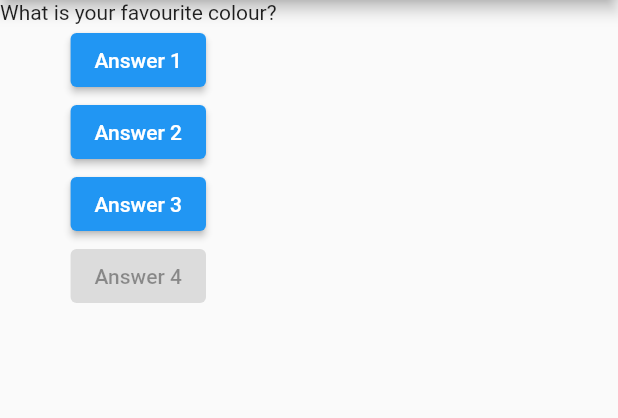
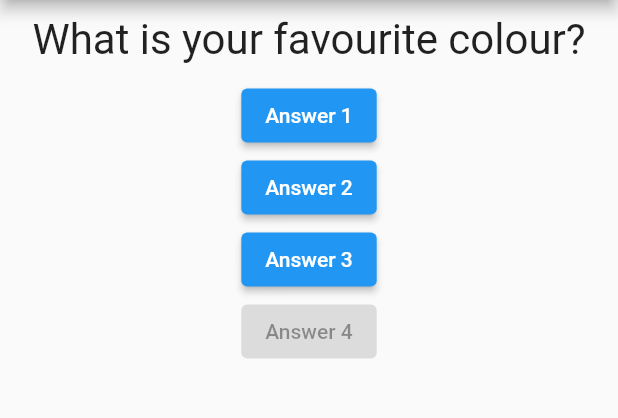
Before and after one commit to prabhav951/flutter_first_app, a Flutter app: the screen it shows after launch, on a phone screen of 412 x 824 dp, the part 84-502 px from its top. Run offline on Flutter 3.47's test engine with Material 2 defaults, Android fonts, the phone set to English and light mode, and no system bars.

Commit message:
Extract Question into a separate Widget

```diff
--- /dev/null
+++ b/lib/question.dart
@@ -0,0 +1,23 @@
+import 'package:flutter/material.dart';
+
+class Question extends StatelessWidget {
+  final String questionText;
+
+  Question(this.questionText);
+
+  @override
+  Widget build(BuildContext context) {
+    return Container(
+      width: double.infinity, // take full width of screen
+      margin: EdgeInsets.all(10),
+      child: Text(
+        // By default, Text() occupies the space of content only. Hence we wrap it around a container for center alignment.
+        questionText,
+        style: TextStyle(
+          fontSize: 28,
+        ),
+        textAlign: TextAlign.center,
+      ),
+    );
+  }
+}
```
Also changed, not shown: lib/main.dart (+20 -2 lines).
